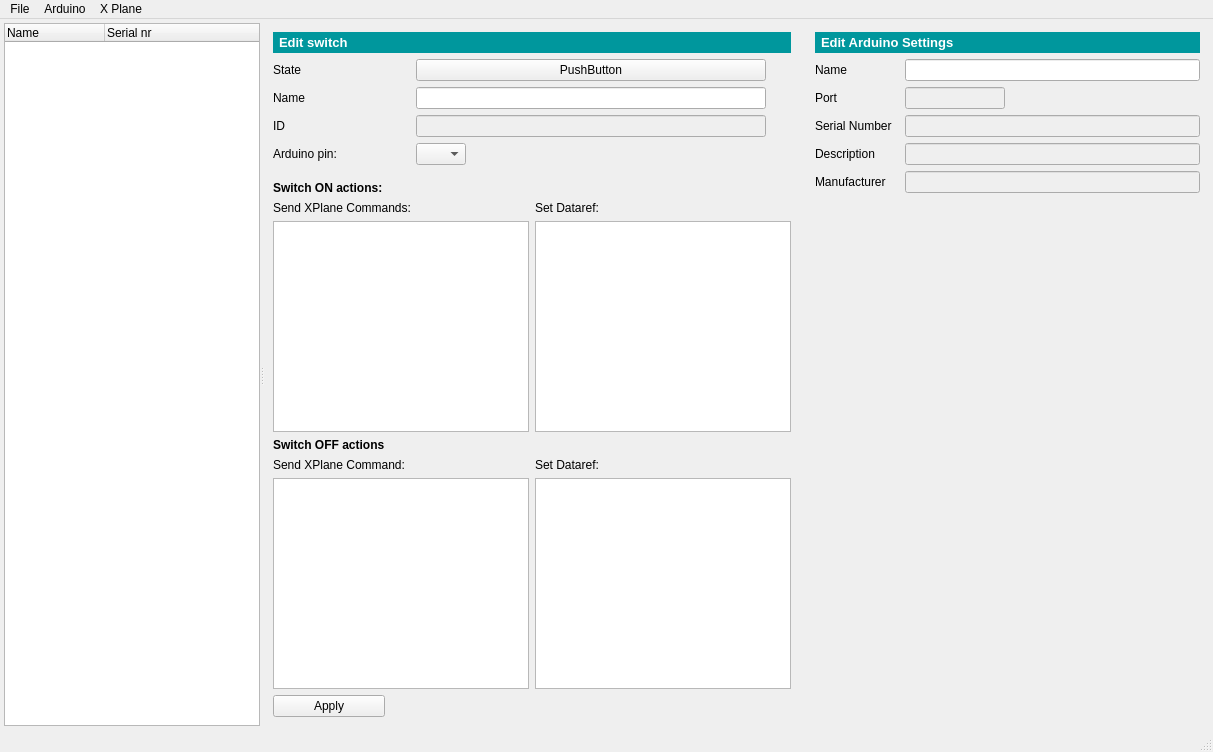
leleopard/pyXPArduino, file gui/mainwindow.ui: the form before one commit.
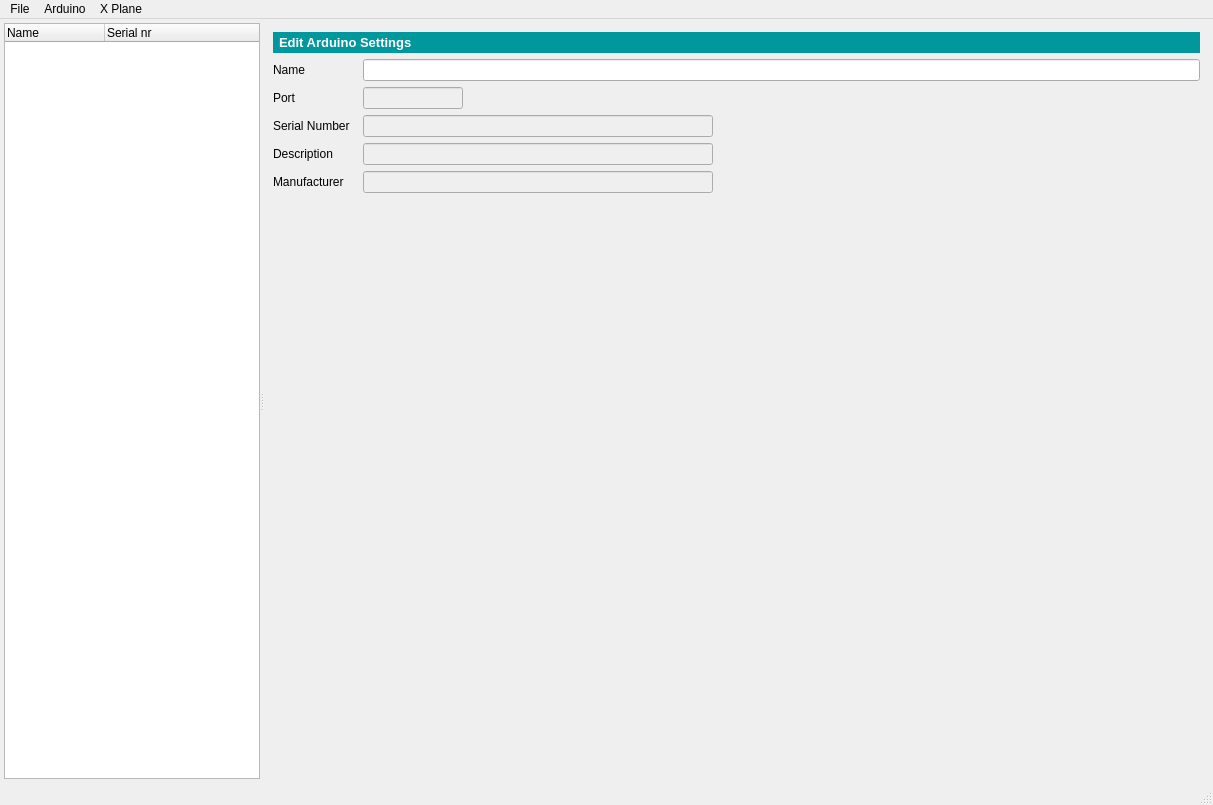
The form after the commit.

Commit message: first working edit switch screen, commands only

Diff of the .ui file:
```diff
--- a/gui/mainwindow.ui
+++ b/gui/mainwindow.ui
@@ -7,7 +7,7 @@
     <x>0</x>
     <y>0</y>
     <width>1213</width>
-    <height>752</height>
+    <height>805</height>
    </rect>
   </property>
   <property name="minimumSize">
@@ -161,9 +161,9 @@
         </item>
        </layout>
       </widget>
-      <widget class="QWidget" name="widget" native="true">
+      <widget class="QWidget" name="editPaneWidget" native="true">
        <property name="sizePolicy">
-        <sizepolicy hsizetype="MinimumExpanding" vsizetype="MinimumExpanding">
+        <sizepolicy hsizetype="Expanding" vsizetype="Expanding">
          <horstretch>3</horstretch>
          <verstretch>0</verstretch>
         </sizepolicy>
@@ -175,9 +175,12 @@
         </size>
        </property>
        <property name="layoutDirection">
-        <enum>Qt::RightToLeft</enum>
+        <enum>Qt::LeftToRight</enum>
        </property>
-       <layout class="QHBoxLayout" name="horizontalLayout_3">
+       <layout class="QHBoxLayout" name="horizontalLayoutEditPane">
+        <property name="sizeConstraint">
+         <enum>QLayout::SetDefaultConstraint</enum>
+        </property>
         <item>
          <widget class="QWidget" name="arduinoEditForm" native="true">
           <property name="sizePolicy">
@@ -392,233 +395,6 @@
           </layout>
          </widget>
         </item>
-        <item>
-         <widget class="QWidget" name="switchEditForm" native="true">
-          <property name="layoutDirection">
-           <enum>Qt::LeftToRight</enum>
-          </property>
-          <layout class="QGridLayout" name="gridLayout_2">
-           <item row="16" column="1" colspan="4">
-            <layout class="QGridLayout" name="gridLayout_4">
-             <item row="0" column="1">
-              <widget class="QLabel" name="label_14">
-               <property name="text">
-                <string>Set Dataref:</string>
-               </property>
-              </widget>
-             </item>
-             <item row="0" column="0">
-              <widget class="QLabel" name="label_12">
-               <property name="text">
-                <string>Send XPlane Command: </string>
-               </property>
-              </widget>
-             </item>
-             <item row="1" column="0">
-              <widget class="QTableWidget" name="SWOFF_CMDS_tableWidget"/>
-             </item>
-             <item row="1" column="1">
-              <widget class="QTableWidget" name="tableWidget_2"/>
-             </item>
-            </layout>
-           </item>
-           <item row="3" column="1">
-            <widget class="QLabel" name="label_19">
-             <property name="text">
-              <string>ID</string>
-             </property>
-            </widget>
-           </item>
-           <item row="1" column="1">
-            <widget class="QLabel" name="label_17">
-             <property name="text">
-              <string>State</string>
-             </property>
-            </widget>
-           </item>
-           <item row="15" column="1">
-            <widget class="QLabel" name="label_15">
-             <property name="font">
-              <font>
-               <pointsize>9</pointsize>
-               <weight>75</weight>
-               <bold>true</bold>
-              </font>
-             </property>
-             <property name="text">
-              <string>Switch OFF actions</string>
-             </property>
-            </widget>
-           </item>
-           <item row="6" column="1">
-            <spacer name="verticalSpacer_2">
-             <property name="orientation">
-              <enum>Qt::Vertical</enum>
-             </property>
-             <property name="sizeType">
-              <enum>QSizePolicy::Fixed</enum>
-             </property>
-             <property name="sizeHint" stdset="0">
-              <size>
-               <width>20</width>
-               <height>10</height>
-              </size>
-             </property>
-            </spacer>
-           </item>
-           <item row="2" column="1">
-            <widget class="QLabel" name="label_3">
-             <property name="sizePolicy">
-              <sizepolicy hsizetype="Minimum" vsizetype="Minimum">
-               <horstretch>0</horstretch>
-               <verstretch>0</verstretch>
-              </sizepolicy>
-             </property>
-             <property name="layoutDirection">
-              <enum>Qt::LeftToRight</enum>
-             </property>
-             <property name="text">
-              <string>Name</string>
-             </property>
-            </widget>
-           </item>
-           <item row="0" column="1" colspan="4">
-            <widget class="QLabel" name="label_8">
-             <property name="font">
-              <font>
-               <pointsize>10</pointsize>
-               <weight>75</weight>
-               <bold>true</bold>
-              </font>
-             </property>
-             <property name="styleSheet">
-              <string notr="true">color: white;
-background: rgb(0, 151, 157);
-padding: 3px
-</string>
-             </property>
-             <property name="text">
-              <string>Edit switch</string>
-             </property>
-            </widget>
-           </item>
-           <item row="21" column="1">
-            <widget class="QPushButton" name="pushButton_2">
-             <property name="text">
-              <string>Apply</string>
-             </property>
-            </widget>
-           </item>
-           <item row="9" column="1" colspan="4">
-            <layout class="QGridLayout" name="gridLayout_3">
-             <item row="1" column="1">
-              <widget class="QLabel" name="label_11">
-               <property name="text">
-                <string>Set Dataref: </string>
-               </property>
-              </widget>
-             </item>
-             <item row="1" column="0">
-              <widget class="QLabel" name="label_10">
-               <property name="text">
-                <string>Send XPlane Commands: </string>
-               </property>
-              </widget>
-             </item>
-             <item row="2" column="0">
-              <widget class="QTableWidget" name="SWON_CMDS_tableWidget">
-               <property name="minimumSize">
-                <size>
-                 <width>0</width>
-                 <height>75</height>
-                </size>
-               </property>
-              </widget>
-             </item>
-             <item row="2" column="1">
-              <widget class="QTableWidget" name="tableWidget"/>
-             </item>
-            </layout>
-           </item>
-           <item row="3" column="3">
-            <widget class="QLineEdit" name="SWEDIT_IDlineEdit">
-             <property name="enabled">
-              <bool>false</bool>
-             </property>
-             <property name="minimumSize">
-              <size>
-               <width>250</width>
-               <height>0</height>
-              </size>
-             </property>
-             <property name="maximumSize">
-              <size>
-               <width>350</width>
-               <height>16777215</height>
-              </size>
-             </property>
-             <property name="readOnly">
-              <bool>true</bool>
-             </property>
-            </widget>
-           </item>
-           <item row="1" column="3">
-            <widget class="QPushButton" name="pushButton">
-             <property name="text">
-              <string>PushButton</string>
-             </property>
-            </widget>
-           </item>
-           <item row="5" column="3">
-            <widget class="QComboBox" name="SW_PIN_comboBox">
-             <property name="maximumSize">
-              <size>
-               <width>50</width>
-               <height>16777215</height>
-              </size>
-             </property>
-            </widget>
-           </item>
-           <item row="5" column="1">
-            <widget class="QLabel" name="label_18">
-             <property name="text">
-              <string>Arduino pin:</string>
-             </property>
-            </widget>
-           </item>
-           <item row="2" column="3">
-            <widget class="QLineEdit" name="SWEDIT_nameLineEdit">
-             <property name="minimumSize">
-              <size>
-               <width>250</width>
-               <height>0</height>
-              </size>
-             </property>
-             <property name="maximumSize">
-              <size>
-               <width>350</width>
-               <height>16777215</height>
-              </size>
-             </property>
-            </widget>
-           </item>
-           <item row="8" column="1">
-            <widget class="QLabel" name="label_9">
-             <property name="font">
-              <font>
-               <pointsize>9</pointsize>
-               <weight>75</weight>
-               <bold>true</bold>
-              </font>
-             </property>
-             <property name="text">
-              <string>Switch ON actions:</string>
-             </property>
-            </widget>
-           </item>
-          </layout>
-         </widget>
-        </item>
        </layout>
       </widget>
      </widget>
```
Left out of the diff: 39 changed lines with no effect on the pictures. The commit also changes 20 other files.
